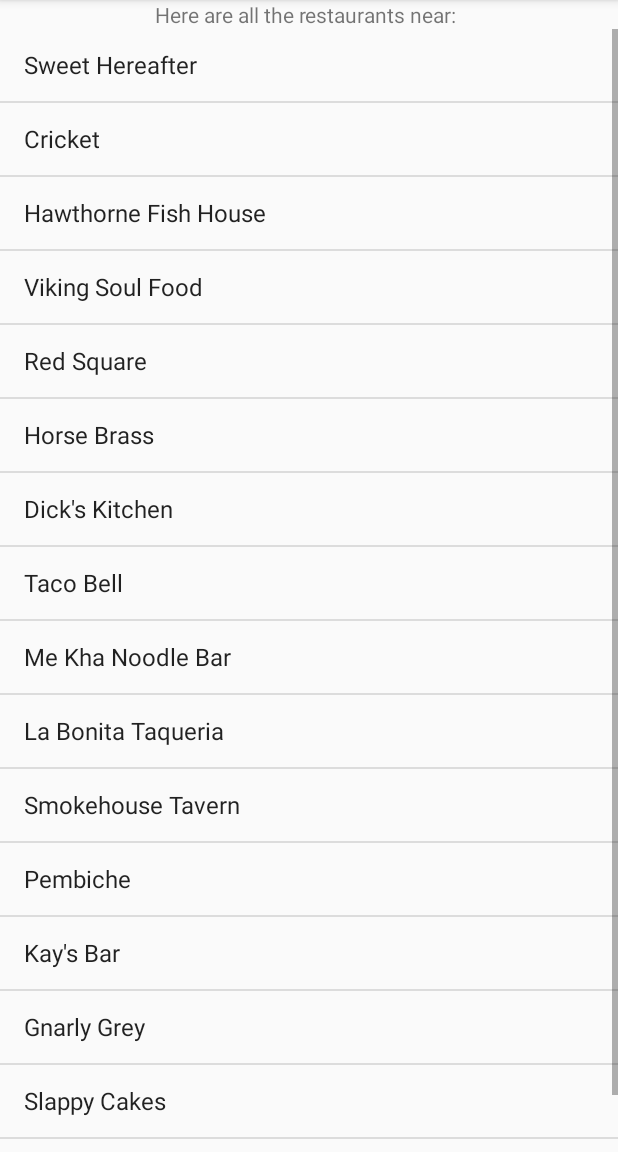
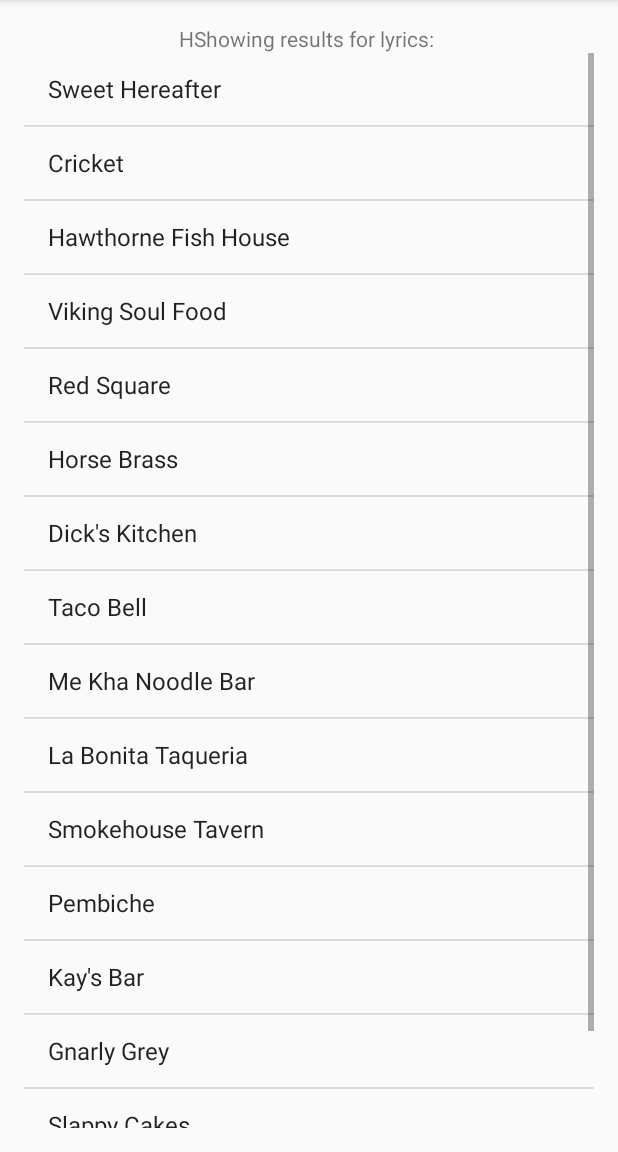
Before and after one commit to joseph-arnstein/lyrics-matcher-3.0, an Android app: the screen it shows after launch (RestaurantsActivity before the commit, DisplaySongsActivity after it), after a tap on "FIND RESTAURANTS", on a phone screen of 412 x 824 dp, the part 84-1236 px from its top. Run offline under Robolectric (Android 15) with nearby library versions, the phone set to English and light mode, and no system bars; our stand-ins replace ButterKnife; libraries missing offline, so code that uses them is left out: se.akerfeldt.okhttp.

Commit message:
separate logic display list into separate activity DisplaySongsActivity

```diff
--- a/app/src/main/AndroidManifest.xml
+++ b/app/src/main/AndroidManifest.xml
@@ -1,7 +1,8 @@
 <?xml version="1.0" encoding="utf-8"?>
 <manifest xmlns:android="http://schemas.android.com/apk/res/android"
     package="com.breakstuff.myrestaurants">
-    <uses-permission android:name="android.permission.INTERNET"/>
+
+    <uses-permission android:name="android.permission.INTERNET" />
 
     <application
         android:allowBackup="true"
@@ -16,7 +17,8 @@
                 <category android:name="android.intent.category.LAUNCHER" />
             </intent-filter>
         </activity>
-        <activity android:name=".ui.MainActivity$RestaurantsActivity"></activity>
+        <activity android:name=".ui.MainActivity$RestaurantsActivity" />
+        <activity android:name=".ui.DisplaySongsActivity"></activity>
     </application>
 
 </manifest>
--- /dev/null
+++ b/app/src/main/java/com/breakstuff/myrestaurants/ui/DisplaySongsActivity.java
@@ -0,0 +1,91 @@
+package com.breakstuff.myrestaurants.ui;
+
+import android.content.Intent;
+import android.support.v7.app.AppCompatActivity;
+import android.os.Bundle;
+import android.util.Log;
+import android.view.View;
+import android.widget.AdapterView;
+import android.widget.ArrayAdapter;
+import android.widget.ListView;
+import android.widget.TextView;
+import android.widget.Toast;
+
+import com.breakstuff.myrestaurants.R;
+import com.breakstuff.myrestaurants.services.YelpServices;
+
+import java.io.IOException;
+
+import butterknife.Bind;
+import butterknife.ButterKnife;
+import okhttp3.Call;
+import okhttp3.Callback;
+import okhttp3.Response;
+
+//public class DisplaySongsActivity extends AppCompatActivity {
+//
+//    @Override
+//    protected void onCreate(Bundle savedInstanceState) {
+//        super.onCreate(savedInstanceState);
+//        setContentView(R.layout.activity_display_songs);
+//    }
+//}
+
+public class DisplaySongsActivity extends AppCompatActivity {
+    public static final String TAG = DisplaySongsActivity.class.getSimpleName();
+
+    @Bind(R.id.textView)
+    TextView mLocationTextView;
+    @Bind(R.id.listView)
+    ListView mListView;
+
+    private String[] songNames = new String[] {"Sweet Hereafter", "Cricket", "Hawthorne Fish House", "Viking Soul Food",
+            "Red Square", "Horse Brass", "Dick's Kitchen", "Taco Bell", "Me Kha Noodle Bar",
+            "La Bonita Taqueria", "Smokehouse Tavern", "Pembiche", "Kay's Bar", "Gnarly Grey", "Slappy Cakes", "Mi Mero Mole" };
+
+    @Override
+    protected void onCreate(Bundle savedInstanceState) {
+        super.onCreate(savedInstanceState);
+        setContentView(R.layout.activity_display_songs);
+        ButterKnife.bind(this);
+
+        ArrayAdapter adapter = new ArrayAdapter(this, android.R.layout.simple_list_item_1, songNames);
+        mListView.setAdapter(adapter);
+
+        mListView.setOnItemClickListener(new AdapterView.OnItemClickListener() {
+            @Override
+            public void onItemClick(AdapterView<?> adapterView, View view, int i, long l) {
+                String song = ((TextView)view).getText().toString();
+                Toast.makeText(DisplaySongsActivity.this, song, Toast.LENGTH_LONG).show();
+            }
+        });
+
+        Intent intent = getIntent();
+        String lyrics = intent.getStringExtra("lyrics");
+
+        mLocationTextView.setText("HShowing results for lyrics: " + lyrics);
+
+        getSongs(lyrics);
+    }
+
+    private void getSongs(String lyrics) {
+        final YelpServices yelpService = new YelpServices();
+        yelpService.findRestaurants(lyrics, new Callback() {
+
+            @Override
+            public void onFailure(Call call, IOException e) {
+                e.printStackTrace();
+            }
+
+            @Override
+            public void onResponse(Call call, Response response) throws IOException {
+                try {
+                    String jsonData = response.body().string();
+                    Log.v(TAG, jsonData);
+                } catch (IOException e) {
+                    e.printStackTrace();
+                }
+            }
+        });
+    }
+}
--- a/app/src/main/java/com/breakstuff/myrestaurants/ui/MainActivity.java
+++ b/app/src/main/java/com/breakstuff/myrestaurants/ui/MainActivity.java
@@ -26,8 +26,8 @@ import okhttp3.Callback;
 import okhttp3.Response;
 
 public class MainActivity extends AppCompatActivity {
-    @Bind(R.id.findRestaurantsButton) Button mFindRestaurantsButton;
-    @Bind(R.id.editText) EditText mLocationEditText;
+    @Bind(R.id.findSongButton) Button mFindSongButton;
+    @Bind(R.id.editText) EditText mEditText;
     @Bind(R.id.appNameTextView) TextView mAppNameTextView;
 
 
@@ -40,73 +40,73 @@ public class MainActivity extends AppCompatActivity {
         Typeface ostrichFont = Typeface.createFromAsset(getAssets(), "fonts/ostrich-sans/ostrich-regular.ttf");
         mAppNameTextView.setTypeface(ostrichFont);
 
-        mFindRestaurantsButton.setOnClickListener(new View.OnClickListener() { //add click listener
+        mFindSongButton.setOnClickListener(new View.OnClickListener() { //add click listener
 
            @Override
             public void onClick(View v) {
-               String location = mLocationEditText.getText().toString();
-               Intent intent = new Intent(MainActivity.this, RestaurantsActivity.class);
-               intent.putExtra("location", location);
+               String lyrics = mEditText.getText().toString();
+               Intent intent = new Intent(MainActivity.this, DisplaySongsActivity.class);
+               intent.putExtra("lyrics", lyrics);
                startActivity(intent);
            }
         });
     }
 
-    public static class RestaurantsActivity extends AppCompatActivity {
-        public static final String TAG = RestaurantsActivity.class.getSimpleName();
-
-        @Bind(R.id.textView) TextView mLocationTextView;
-        @Bind(R.id.listView)
-        ListView mListView;
-
-        private String[] restaurants = new String[] {"Sweet Hereafter", "Cricket", "Hawthorne Fish House", "Viking Soul Food",
-                "Red Square", "Horse Brass", "Dick's Kitchen", "Taco Bell", "Me Kha Noodle Bar",
-                "La Bonita Taqueria", "Smokehouse Tavern", "Pembiche", "Kay's Bar", "Gnarly Grey", "Slappy Cakes", "Mi Mero Mole" };
-
-        @Override
-        protected void onCreate(Bundle savedInstanceState) {
-            super.onCreate(savedInstanceState);
-            setContentView(R.layout.activity_restaurants);
-            ButterKnife.bind(this);
-
-            ArrayAdapter adapter = new ArrayAdapter(this, android.R.layout.simple_list_item_1, restaurants);
-            mListView.setAdapter(adapter);
-
-            mListView.setOnItemClickListener(new AdapterView.OnItemClickListener() {
-                @Override
-                public void onItemClick(AdapterView<?> adapterView, View view, int i, long l) {
-                    String restaurant = ((TextView)view).getText().toString();
-                    Toast.makeText(RestaurantsActivity.this, restaurant, Toast.LENGTH_LONG).show();
-                }
-            });
-
-            Intent intent = getIntent();
-            String location = intent.getStringExtra("location");
-
-            mLocationTextView.setText("Here are all the restaurants near: " + location);
-
-            getRestaurants(location);
-        }
-
-        private void getRestaurants(String location) {
-            final YelpServices yelpService = new YelpServices();
-            yelpService.findRestaurants(location, new Callback() {
-
-                @Override
-                public void onFailure(Call call, IOException e) {
-                    e.printStackTrace();
-                }
-
-                @Override
-                public void onResponse(Call call, Response response) throws IOException {
-                    try {
-                        String jsonData = response.body().string();
-                        Log.v(TAG, jsonData);
-                    } catch (IOException e) {
-                        e.printStackTrace();
-                    }
-                }
-            });
-        }
-    }
+//    public static class RestaurantsActivity extends AppCompatActivity {
+//        public static final String TAG = RestaurantsActivity.class.getSimpleName();
+//
+//        @Bind(R.id.textView) TextView mLocationTextView;
+//        @Bind(R.id.listView)
+//        ListView mListView;
+//
+//        private String[] songNames = new String[] {"Sweet Hereafter", "Cricket", "Hawthorne Fish House", "Viking Soul Food",
+//                "Red Square", "Horse Brass", "Dick's Kitchen", "Taco Bell", "Me Kha Noodle Bar",
+//                "La Bonita Taqueria", "Smokehouse Tavern", "Pembiche", "Kay's Bar", "Gnarly Grey", "Slappy Cakes", "Mi Mero Mole" };
+//
+//        @Override
+//        protected void onCreate(Bundle savedInstanceState) {
+//            super.onCreate(savedInstanceState);
+//            setContentView(R.layout.activity_restaurants);
+//            ButterKnife.bind(this);
+//
+//            ArrayAdapter adapter = new ArrayAdapter(this, android.R.layout.simple_list_item_1, songNames);
+//            mListView.setAdapter(adapter);
+//
+//            mListView.setOnItemClickListener(new AdapterView.OnItemClickListener() {
+//                @Override
+//                public void onItemClick(AdapterView<?> adapterView, View view, int i, long l) {
+//                    String restaurant = ((TextView)view).getText().toString();
+//                    Toast.makeText(RestaurantsActivity.this, restaurant, Toast.LENGTH_LONG).show();
+//                }
+//            });
+//
+//            Intent intent = getIntent();
+//            String location = intent.getStringExtra("location");
+//
+//            mLocationTextView.setText("Here are all the restaurants near: " + location);
+//
+//            getRestaurants(location);
+//        }
+//
+//        private void getRestaurants(String location) {
+//            final YelpServices yelpService = new YelpServices();
+//            yelpService.findRestaurants(location, new Callback() {
+//
+//                @Override
+//                public void onFailure(Call call, IOException e) {
+//                    e.printStackTrace();
+//                }
+//
+//                @Override
+//                public void onResponse(Call call, Response response) throws IOException {
+//                    try {
+//                        String jsonData = response.body().string();
+//                        Log.v(TAG, jsonData);
+//                    } catch (IOException e) {
+//                        e.printStackTrace();
+//                    }
+//                }
+//            });
+//        }
+//    }
 }
--- /dev/null
+++ b/app/src/main/res/layout/activity_display_songs.xml
@@ -0,0 +1,29 @@
+<?xml version="1.0" encoding="utf-8"?>
+<RelativeLayout xmlns:android="http://schemas.android.com/apk/res/android"
+    xmlns:tools="http://schemas.android.com/tools"
+    android:layout_width="match_parent"
+    android:layout_height="match_parent"
+    android:paddingBottom="@dimen/activity_vertical_margin"
+    android:paddingLeft="@dimen/activity_horizontal_margin"
+    android:paddingRight="@dimen/activity_horizontal_margin"
+    android:paddingTop="@dimen/activity_vertical_margin"
+    tools:context="com.breakstuff.myrestaurants.ui.DisplaySongsActivity">
+
+        <TextView
+            android:layout_width="wrap_content"
+            android:layout_height="wrap_content"
+            android:text="Hello I'm some text"
+            android:id="@+id/textView"
+            android:layout_alignParentTop="true"
+            android:layout_centerHorizontal="true" />
+
+        <ListView
+            android:layout_width="wrap_content"
+            android:layout_height="wrap_content"
+            android:id="@+id/listView"
+            android:layout_below="@+id/textView"
+            android:layout_alignParentRight="true"
+            android:layout_alignParentEnd="true" />
+
+
+</RelativeLayout>
--- a/app/src/main/res/layout/activity_main.xml
+++ b/app/src/main/res/layout/activity_main.xml
@@ -20,7 +20,7 @@
     <TextView
         android:layout_width="wrap_content"
         android:layout_height="wrap_content"
-        android:text="MyRestaurants"
+        android:text="Find That Song"
         android:layout_alignParentTop="true"
         android:layout_centerHorizontal="true"
         android:layout_marginTop="35dp"
@@ -33,7 +33,7 @@
         android:layout_width="match_parent"
         android:layout_height="wrap_content"
         android:text="Find Restaurants"
-        android:id="@+id/findRestaurantsButton"
+        android:id="@+id/findSongButton"
         android:background="@color/colorAccent"
         android:textColor="@color/colorTextIcons"
         android:layout_alignParentBottom="true"
@@ -43,9 +43,9 @@
         android:layout_width="wrap_content"
         android:layout_height="wrap_content"
         android:id="@+id/editText"
-        android:layout_above="@+id/findRestaurantsButton"
+        android:layout_above="@+id/findSongButton"
         android:layout_centerHorizontal="true"
-        android:hint="enter zip"
+        android:hint="enter lyrics of song"
         android:background="@color/background_floating_material_light"
         android:padding="5dp"
         android:layout_marginBottom="10dp" />
--- a/app/src/main/res/layout/activity_restaurants.xml
+++ b/app/src/main/res/layout/activity_restaurants.xml
@@ -3,7 +3,7 @@
     xmlns:tools="http://schemas.android.com/tools"
     android:layout_width="match_parent"
     android:layout_height="match_parent"
-    tools:context=".ui.MainActivity$RestaurantsActivity">
+    tools:context=".ui.DisplaySongsActivity">
 
     <TextView
         android:layout_width="wrap_content"
```
